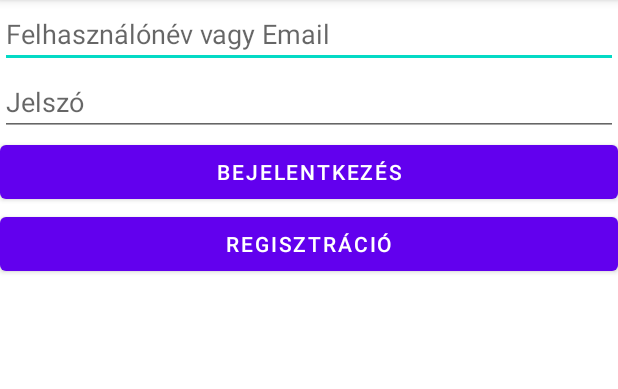
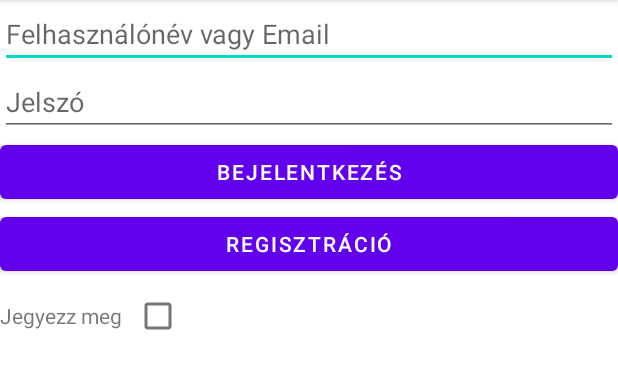
Before and after one commit to LegyenKristof/KorcsmarosKristof_LOGREG, an Android app: the LoggedInActivity screen opened directly, with no data from a screen before it, after a tap on "KIJELENTKEZÉS", on a phone screen of 412 x 824 dp, the part 84-473 px from its top. Run offline under Robolectric (Android 15) with nearby library versions, the phone set to English and light mode, and no system bars.

Commit message:
Jegyezz meg gomb kész

```diff
--- a/app/src/main/java/com/example/logreg/LoggedInActivity.java
+++ b/app/src/main/java/com/example/logreg/LoggedInActivity.java
@@ -3,6 +3,7 @@ package com.example.logreg;
 import androidx.appcompat.app.AppCompatActivity;
 
 import android.content.Intent;
+import android.content.SharedPreferences;
 import android.os.Bundle;
 import android.view.View;
 import android.widget.Button;
@@ -24,6 +25,11 @@ public class LoggedInActivity extends AppCompatActivity {
         buttonL1.setOnClickListener(new View.OnClickListener() {
             @Override
             public void onClick(View view) {
+                SharedPreferences sharedPreferences = getSharedPreferences("jegyezzMeg", MODE_PRIVATE);
+                SharedPreferences.Editor editor = sharedPreferences.edit();
+                editor.putString("megjegyez", "false");
+                editor.putString("nev", "");
+                editor.apply();
                 Intent intent = new Intent(LoggedInActivity.this, MainActivity.class);
                 startActivity(intent);
                 finish();
--- a/app/src/main/java/com/example/logreg/MainActivity.java
+++ b/app/src/main/java/com/example/logreg/MainActivity.java
@@ -3,10 +3,13 @@ package com.example.logreg;
 import androidx.appcompat.app.AppCompatActivity;
 
 import android.content.Intent;
+import android.content.SharedPreferences;
 import android.database.Cursor;
 import android.os.Bundle;
 import android.view.View;
 import android.widget.Button;
+import android.widget.CheckBox;
+import android.widget.CompoundButton;
 import android.widget.EditText;
 import android.widget.Toast;
 
@@ -14,13 +17,35 @@ public class MainActivity extends AppCompatActivity {
 
     private EditText editText1, editText2;
     private Button button1, button2;
+    private CheckBox checkBox1;
     private DBHelper db;
+    private SharedPreferences sharedPreferences;
 
     @Override
     protected void onCreate(Bundle savedInstanceState) {
         super.onCreate(savedInstanceState);
         setContentView(R.layout.activity_main);
+
+
+
         init();
+
+        String megjegyez = sharedPreferences.getString("megjegyez", "");
+        String nev = sharedPreferences.getString("nev", "");
+
+        if(megjegyez.equals("true") && nev != ""){
+            Intent intent = new Intent(MainActivity.this, LoggedInActivity.class);
+            intent.putExtra("nev", nev);
+            startActivity(intent);
+            finish();
+        }
+        else{
+            SharedPreferences sharedPreferences = getSharedPreferences("jegyezzMeg", MODE_PRIVATE);
+            SharedPreferences.Editor editor = sharedPreferences.edit();
+            editor.putString("megjegyez", "false");
+            editor.putString("nev", "");
+            editor.apply();
+        }
 
         button1.setOnClickListener(new View.OnClickListener() {
             @Override
@@ -41,6 +66,10 @@ public class MainActivity extends AppCompatActivity {
                         cursor.moveToFirst();
                         Intent intent = new Intent(MainActivity.this, LoggedInActivity.class);
                         intent.putExtra("nev", cursor.getString(4).toString());
+                        SharedPreferences sharedPreferences = getSharedPreferences("jegyezzMeg", MODE_PRIVATE);
+                        SharedPreferences.Editor editor = sharedPreferences.edit();
+                        editor.putString("nev", cursor.getString(4));
+                        editor.apply();
                         startActivity(intent);
                         finish();
                     }
@@ -56,6 +85,26 @@ public class MainActivity extends AppCompatActivity {
                 finish();
             }
         });
+
+        checkBox1.setOnCheckedChangeListener(new CompoundButton.OnCheckedChangeListener() {
+            @Override
+            public void onCheckedChanged(CompoundButton compoundButton, boolean b) {
+                if(compoundButton.isChecked()){
+                    SharedPreferences sharedPreferences = getSharedPreferences("jegyezzMeg", MODE_PRIVATE);
+                    SharedPreferences.Editor editor = sharedPreferences.edit();
+                    editor.putString("megjegyez", "true");
+                    editor.putString("nev", "");
+                    editor.apply();
+                }
+                else{
+                    SharedPreferences sharedPreferences = getSharedPreferences("jegyezzMeg", MODE_PRIVATE);
+                    SharedPreferences.Editor editor = sharedPreferences.edit();
+                    editor.putString("megjegyez", "false");
+                    editor.putString("nev", "");
+                    editor.apply();
+                }
+            }
+        });
     }
 
     private void init(){
@@ -63,6 +112,8 @@ public class MainActivity extends AppCompatActivity {
         editText2 = findViewById(R.id.editText2);
         button1 = findViewById(R.id.button1);
         button2 = findViewById(R.id.button2);
+        checkBox1 = findViewById(R.id.checkbox1);
         db = new DBHelper(MainActivity.this);
+        sharedPreferences = getSharedPreferences("jegyezzMeg", MODE_PRIVATE);
     }
 }
--- a/app/src/main/res/layout/activity_main.xml
+++ b/app/src/main/res/layout/activity_main.xml
@@ -32,4 +32,21 @@
         android:id="@+id/button2"
         android:text="Regisztráció"/>
 
+    <LinearLayout
+        android:layout_width="wrap_content"
+        android:layout_height="wrap_content"
+        android:orientation="horizontal">
+
+        <TextView
+            android:layout_width="wrap_content"
+            android:layout_height="wrap_content"
+            android:text="Jegyezz meg"/>
+
+        <CheckBox
+            android:layout_width="wrap_content"
+            android:layout_height="wrap_content"
+            android:id="@+id/checkbox1"/>
+
+    </LinearLayout>
+
 </LinearLayout>
```
